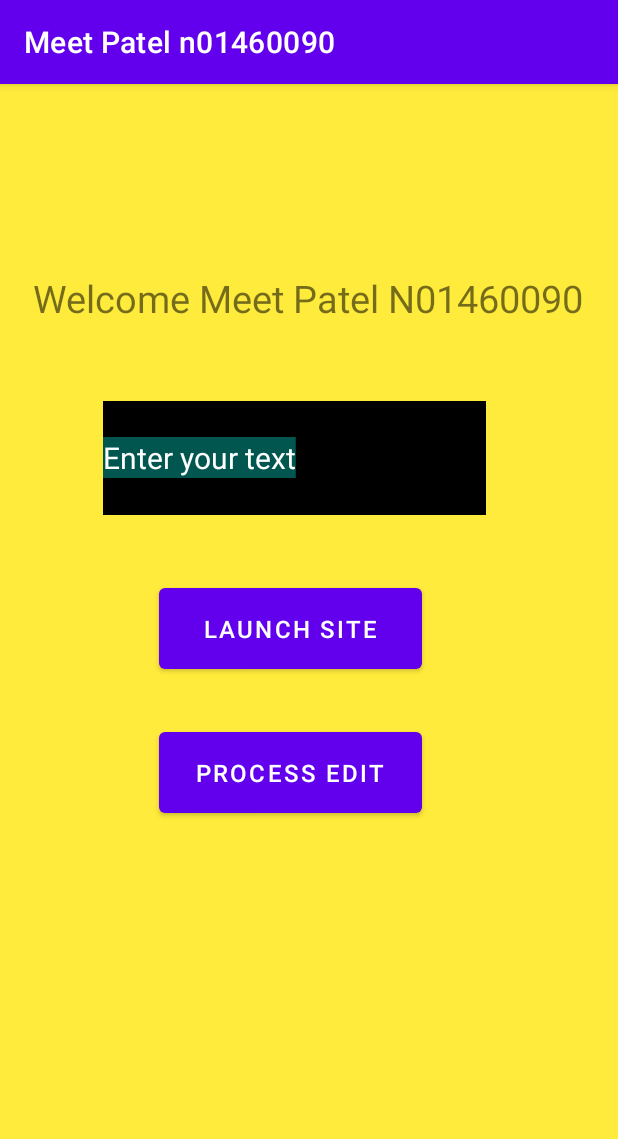
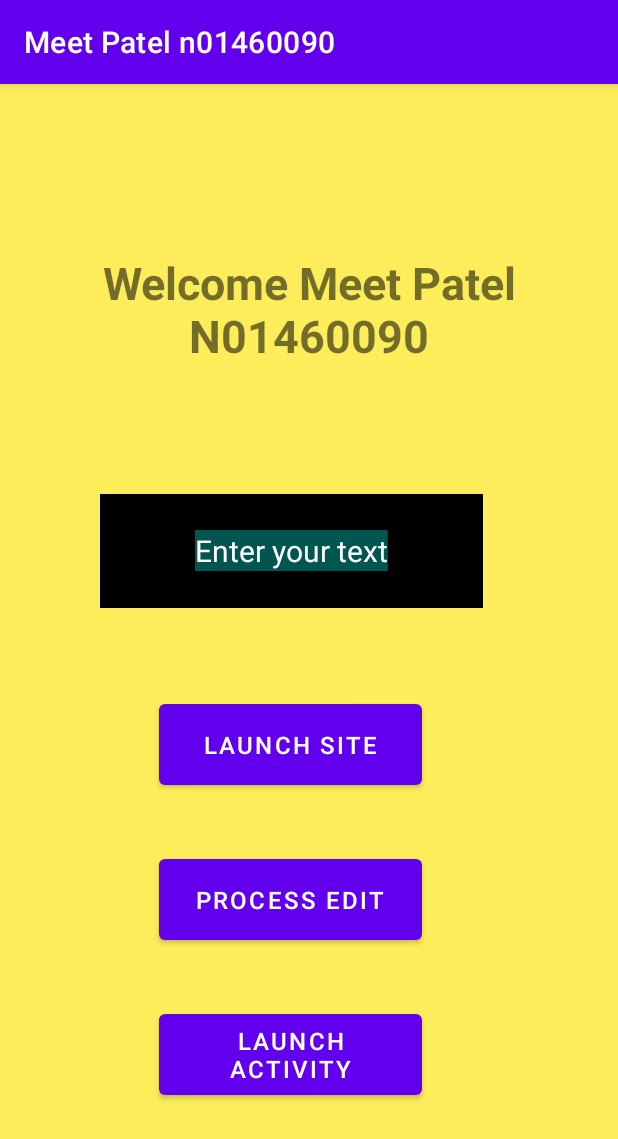
Before and after one commit to MeetPatel0090/MeetPatelAssign1, an Android app: the screen it shows after launch (MeetActivity), after a tap on "PROCESS EDIT", on a phone screen of 412 x 824 dp. Shown: the top 1139 px of the screen. Run offline under Robolectric (Android 15) with nearby library versions, the light colour scheme and no system bars.

Commit message:
Adding the Third Button which shows a snackbar and then launches a secondary activity.

```diff
--- a/MeetLab11/src/main/java/meet/patel/n01460090/MeetActivity.java
+++ b/MeetLab11/src/main/java/meet/patel/n01460090/MeetActivity.java
@@ -14,9 +14,10 @@ import android.widget.Button;
 import android.widget.EditText;
 import android.widget.Toast;
 
+import com.google.android.material.snackbar.Snackbar;
+
 public class MeetActivity extends AppCompatActivity {
 
-    //Button siteButton;
 
     @Override
     protected void onCreate(Bundle savedInstanceState) {
@@ -30,6 +31,12 @@ public class MeetActivity extends AppCompatActivity {
         // Creating a button for the second button which displays a toast
         Button displayButton;
         displayButton = findViewById(R.id.MeetToastDisplayButton);
+
+        // Creating a button for the Third button which launches the second activity
+        Button actButton;
+        actButton = findViewById(R.id.MeetLaunchButton);
+
+
 
 
         // Setting up the functioning of the First button
@@ -56,20 +63,65 @@ public class MeetActivity extends AppCompatActivity {
         });
 
 
+
         // Setting up the functioning of the Second Button
-        displayButton.setOnClickListener(new View.OnClickListener(){
+        displayButton.setOnClickListener(new View.OnClickListener() {
 
             @Override
             public void onClick(View v) {
 
-                EditText text;
-                text = (EditText)findViewById(R.id.MeetEditText);
-                String textToToast = text.getText().toString();
+                // Getting the text from EditText and saving it in a variable
+                EditText inputText;
+                inputText = findViewById(R.id.MeetEditText);
+                String textFromUser;
+                textFromUser = inputText.getText().toString();
 
+                // Variable for Duration of Toast
                 int duration = Toast.LENGTH_SHORT;
 
-                Toast toast = Toast.makeText(MeetActivity.this, textToToast, duration);
+                Toast toast = Toast.makeText(MeetActivity.this, textFromUser, duration);
                 toast.show();
+
+            }
+        });
+
+
+        // Setting up the functioning of the Third Button
+        actButton.setOnClickListener(new View.OnClickListener() {
+
+            @Override
+            public void onClick(View v) {
+
+                // Creating a Snackbar
+                Snackbar mySnackbar = Snackbar.make(findViewById(R.id.MeetLayout),
+                        R.string.SnackStr, Snackbar.LENGTH_LONG);
+
+                // Setting up Snackbar Function
+                mySnackbar.setAction(R.string.SnackActionStr, new View.OnClickListener() {
+
+                    // Setting up On click for the button on the Snackbar
+                    @Override
+                    public void onClick(View v) {
+
+                        openSecActivity();
+
+                    }
+
+                    private void openSecActivity(){
+
+                        // Getting the text from EditText and saving it in a variable
+                        EditText inputText;
+                        inputText = findViewById(R.id.MeetEditText);
+                        String textFromUser;
+                        textFromUser = inputText.getText().toString();
+
+                        Intent intent = new Intent(MeetActivity.this, PatelActivity.class);
+                        intent.putExtra("sendTextToSecActivity", textFromUser);
+                        startActivity(intent);
+                    }
+                });
+
+                mySnackbar.show();
 
             }
         });
--- a/MeetLab11/src/main/res/layout/activity_main.xml
+++ b/MeetLab11/src/main/res/layout/activity_main.xml
@@ -4,11 +4,9 @@
     xmlns:tools="http://schemas.android.com/tools"
     android:layout_width="match_parent"
     android:layout_height="match_parent"
-    android:background="#FFEB3B"
+    android:background="#FDED5B"
     android:visibility="visible"
     tools:context=".MeetActivity">
-
-
 
 
     <TextView
@@ -16,14 +14,15 @@
         android:layout_width="wrap_content"
         android:layout_height="wrap_content"
         android:text="@string/background_text"
-        android:textSize="25sp"
+        android:textAlignment="center"
+        android:textSize="30sp"
+        android:textStyle="bold"
         app:layout_constraintBottom_toBottomOf="parent"
-        app:layout_constraintHorizontal_bias="0.497"
-        app:layout_constraintLeft_toLeftOf="parent"
-        app:layout_constraintRight_toRightOf="parent"
+        app:layout_constraintEnd_toEndOf="parent"
+        app:layout_constraintHorizontal_bias="0.0"
+        app:layout_constraintStart_toStartOf="parent"
         app:layout_constraintTop_toTopOf="parent"
-        app:layout_constraintVertical_bias="0.171" />
-
+        app:layout_constraintVertical_bias="0.162" />
 
     <EditText
         android:id="@+id/MeetEditText"
@@ -37,14 +36,15 @@
         android:inputType="text"
         android:selectAllOnFocus="true"
         android:text="@string/user_input"
+        android:textAlignment="center"
         android:textColor="@color/white"
         android:textSize="20sp"
         app:layout_constraintBottom_toBottomOf="parent"
         app:layout_constraintEnd_toEndOf="parent"
-        app:layout_constraintHorizontal_bias="0.8"
+        app:layout_constraintHorizontal_bias="0.857"
         app:layout_constraintStart_toStartOf="parent"
         app:layout_constraintTop_toTopOf="parent"
-        app:layout_constraintVertical_bias="0.235"
+        app:layout_constraintVertical_bias="0.333"
         tools:ignore="LabelFor" />
 
     <Button
@@ -52,27 +52,53 @@
         android:layout_width="175dp"
         android:layout_height="66dp"
         android:text="@string/launch"
+        android:textAlignment="center"
         android:textSize="16sp"
         app:layout_constraintBottom_toBottomOf="parent"
         app:layout_constraintEnd_toEndOf="parent"
         app:layout_constraintHorizontal_bias="0.449"
         app:layout_constraintStart_toStartOf="parent"
         app:layout_constraintTop_toTopOf="parent"
-        app:layout_constraintVertical_bias="0.47" />
+        app:layout_constraintVertical_bias="0.58" />
 
     <Button
         android:id="@+id/MeetToastDisplayButton"
         android:layout_width="175dp"
         android:layout_height="66dp"
         android:text="@string/DisplayDataInToast"
+        android:textAlignment="center"
         android:textSize="16sp"
         app:layout_constraintBottom_toBottomOf="parent"
         app:layout_constraintEnd_toEndOf="parent"
         app:layout_constraintHorizontal_bias="0.449"
         app:layout_constraintStart_toStartOf="parent"
         app:layout_constraintTop_toTopOf="parent"
-        app:layout_constraintVertical_bias="0.607" />
+        app:layout_constraintVertical_bias="0.727" />
 
+    <Button
+        android:id="@+id/MeetLaunchButton"
+        android:layout_width="175dp"
+        android:layout_height="66dp"
+        android:text="@string/LaunchSecActivity"
+        android:textAlignment="center"
+        android:textSize="16sp"
+        app:layout_constraintBottom_toBottomOf="parent"
+        app:layout_constraintEnd_toEndOf="parent"
+        app:layout_constraintHorizontal_bias="0.449"
+        app:layout_constraintStart_toStartOf="parent"
+        app:layout_constraintTop_toTopOf="parent"
+        app:layout_constraintVertical_bias="0.875" />
+
+    <LinearLayout
+        android:id="@+id/MeetLayout"
+        android:layout_width="400dp"
+        android:layout_height="81dp"
+        android:orientation="vertical"
+        app:layout_constraintBottom_toBottomOf="parent"
+        app:layout_constraintEnd_toEndOf="parent"
+        app:layout_constraintStart_toStartOf="parent"
+        app:layout_constraintTop_toTopOf="parent"
+        app:layout_constraintVertical_bias="1.0" />
 
 
 </androidx.constraintlayout.widget.ConstraintLayout>
--- a/MeetLab11/src/main/res/values/strings.xml
+++ b/MeetLab11/src/main/res/values/strings.xml
@@ -6,4 +6,10 @@
     <string name="user_input">Enter your text</string>
     <string name="launch">Launch Site</string>
     <string name="DisplayDataInToast">Process Edit</string>
+    <string name="LaunchSecActivity">Launch Activity</string>
+    <string name="SnackStr">Meet Patel 2nd Screen</string>
+    <string name="SnackActionStr">Launch</string>
+    <string name="background_text2">My Second Screen Meet Patel N01460090</string>
+    <string name="textFromFirst"></string>
+    <string name="imageStr">Image</string>
 </resources>
```
Also changed, not shown: MeetLab11/src/main/AndroidManifest.xml (+6 -3 lines), MeetLab11/src/main/java/meet/patel/n01460090/PatelActivity.java (added, +23 -0 lines), MeetLab11/src/main/res/layout/activity_patel.xml (added, +51 -0 lines), MeetLab11/src/main/res/drawable/image.png (added).
